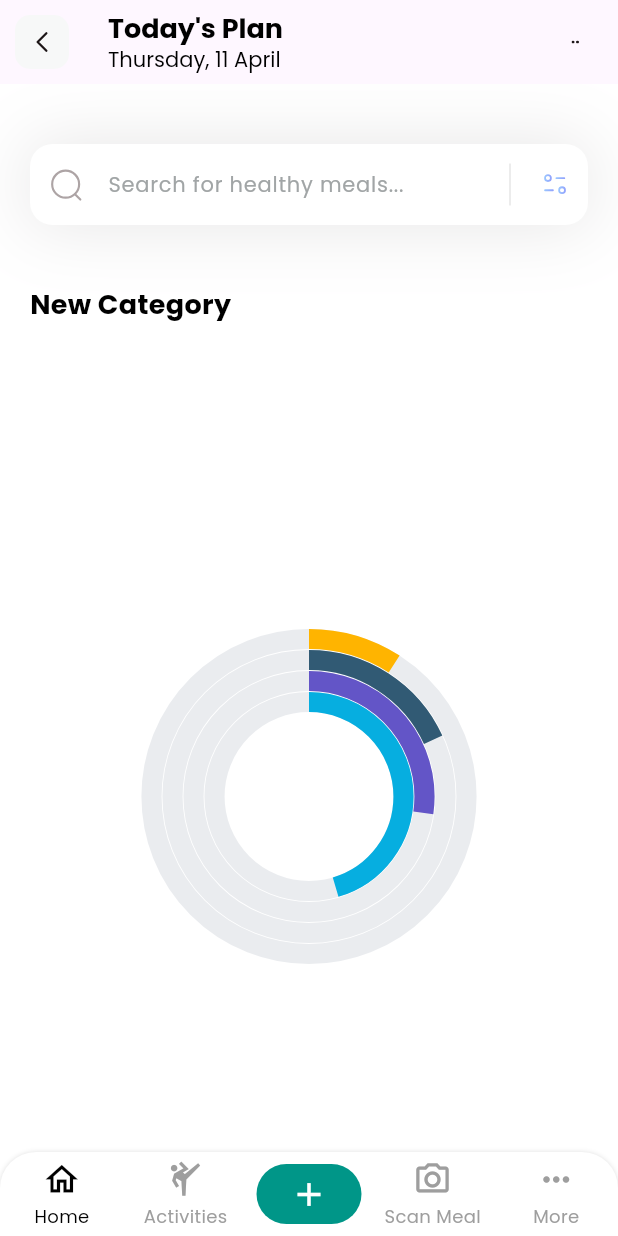
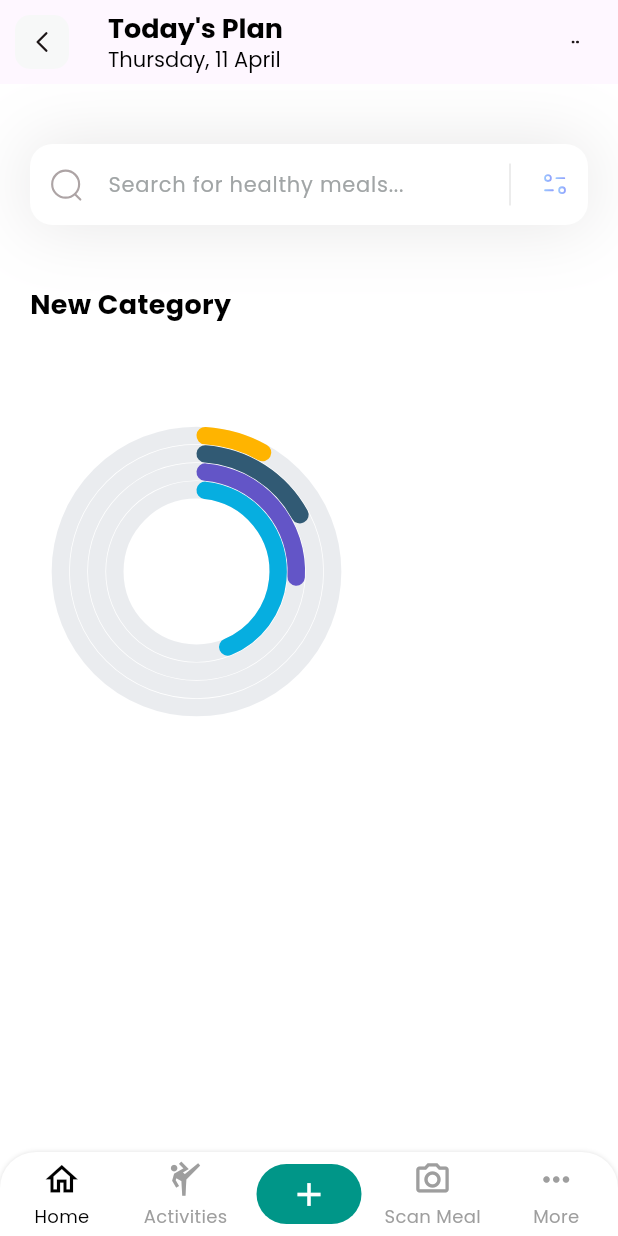
Before and after one commit to Vishvak12/myfitness_app, a Flutter app: the screen it shows after launch, on a phone screen of 412 x 824 dp. Run offline on Flutter 3.47's test engine with Material 3 defaults, Android fonts, the phone set to English and light mode, and no system bars; drawn by our look-alikes of persistent_bottom_nav_bar; our stand-ins replace flutter_svg, syncfusion_flutter_charts; missing offline and left inert: pie_menu.

Commit message:
modified:   lib/navbar.dart 	modified:   lib/pages/dashboard.dart

```diff
--- a/lib/pages/dashboard.dart
+++ b/lib/pages/dashboard.dart
@@ -70,14 +70,11 @@ class _HomePageState extends State<HomePage> {
               ),
               const SizedBox(height: 15,),
               SizedBox(
-                height:150,
-                child: ListView.builder(itemCount: categories.length,
-                  itemBuilder:
-                (context, index){
-                  return Container();
-                }),
-              ),
-              Center(
+              height: 300,
+
+              child: Padding(
+                padding: const EdgeInsets.only(right: 150),
+                child: Center(
                     child:
                        SfCircularChart(
                             series: <CircularSeries>[
@@ -85,11 +82,15 @@ class _HomePageState extends State<HomePage> {
                               RadialBarSeries<ChartData, String>(
                                   dataSource: chartData,
                                   xValueMapper: (ChartData data, _) => data.x,
-                                yValueMapper: (ChartData data, _) => data.y
+                                  yValueMapper: (ChartData data, _) => data.y,
+                                  cornerStyle: CornerStyle.bothCurve,
                               )
                             ]
                         )
-                  )
+                    ),
+              ),
+                            ),
+
             ],
           )
         ],
```
Also changed, not shown: lib/navbar.dart (+4 -3 lines). Lines whose indentation alone changed are shown as unchanged.
